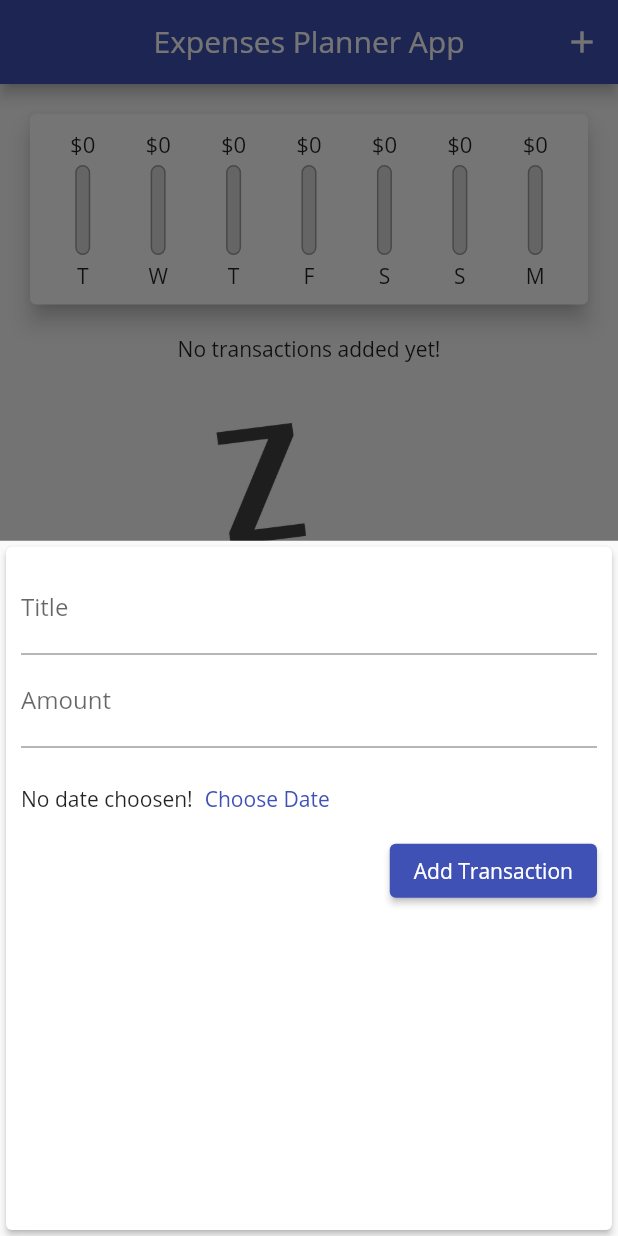
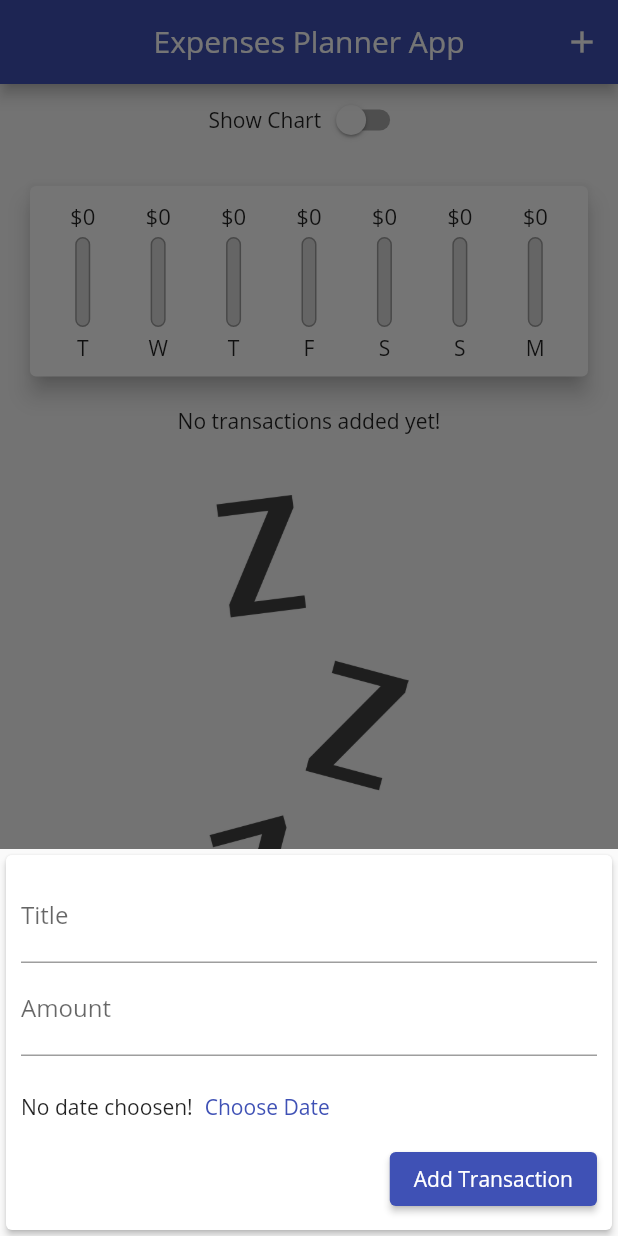
Before and after one commit to wasibhussain/Expense-Planner-App-Flutter, a Flutter app: the screen it shows after launch, after a tap on the "add" icon, on a phone screen of 412 x 824 dp. Run offline on Flutter 3.47's test engine with Material 2 defaults, Android fonts, the phone set to English and light mode, and no system bars.

Commit message:
fourth commit

```diff
--- a/lib/homePage.dart
+++ b/lib/homePage.dart
@@ -14,6 +14,8 @@ class HomePage extends StatefulWidget {
 }
 
 class _HomePageState extends State<HomePage> {
+
+ bool showChart = false;
   final List<Transaction> _userTransaction = [
     // Transaction(
     //     id: '1', title: 'T-Shirts', amount: 255.5, date: DateTime.now()),
@@ -66,6 +68,14 @@ class _HomePageState extends State<HomePage> {
       ),
       body: SingleChildScrollView(
         child: Column(children: [
+          Row(
+            mainAxisAlignment: MainAxisAlignment.center,
+            children: [
+            Text('Show Chart'),
+            Switch(value: showChart, onChanged: (val){
+              showChart = val;
+            })
+          ],),
           Chart(_recentTransactions),
           _userTransaction.isEmpty
               ? Center(
--- a/lib/widgets/new_transactoin.dart
+++ b/lib/widgets/new_transactoin.dart
@@ -45,10 +45,11 @@ class _NewTransactionState extends State<NewTransaction> {
 
   @override
   Widget build(BuildContext context) {
-    return Card(
+    return SingleChildScrollView(
+      child: Card(
         elevation: 2,
         child: Container(
-        padding: const EdgeInsets.all(10),
+          padding: EdgeInsets.only(top: 10, right: 10, left: 10, bottom: MediaQuery.of(context).viewInsets.bottom+10),
           child: Column(
             crossAxisAlignment: CrossAxisAlignment.end,
             children: [
@@ -64,7 +65,7 @@ class _NewTransactionState extends State<NewTransaction> {
               SizedBox(height: 10),
               Row(
                 children: [
-                Text(choosenDate==null? 'No date choosen!' : DateFormat.yMd().format(choosenDate!)),
+                  Text(choosenDate==null? 'No date choosen!' : 'Picked Date: ${DateFormat.yMd().format(choosenDate!)}'),
                   TextButton(onPressed: _selectDate, child: Text('Choose Date'))
                 ],
 
@@ -75,6 +76,7 @@ class _NewTransactionState extends State<NewTransaction> {
 
           ),
         ),
+      ),
     );
   }
 }
```
Lines whose indentation alone changed are shown as unchanged.
